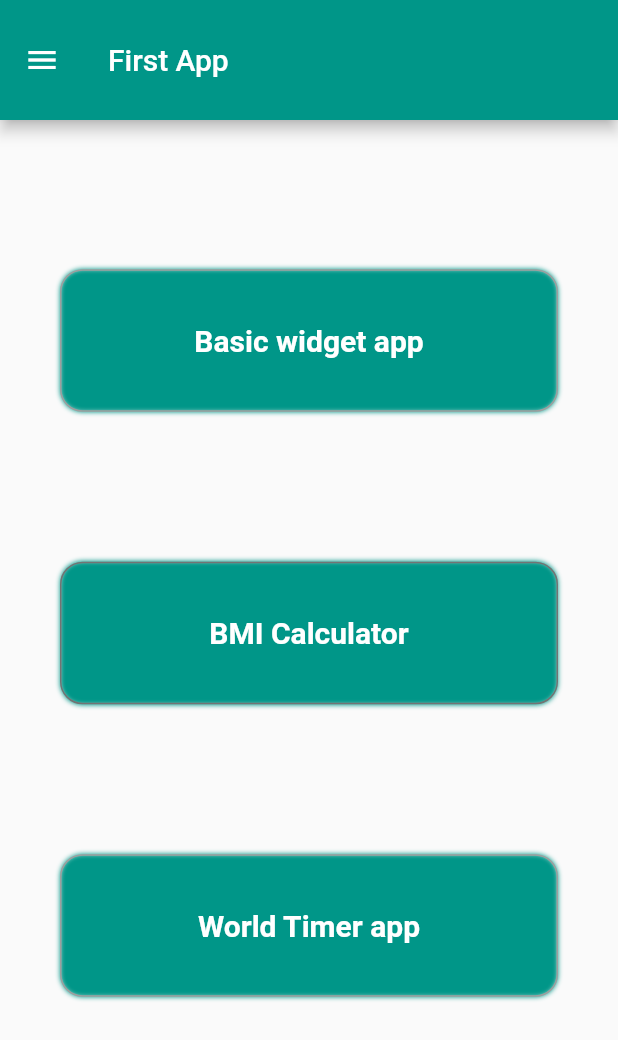
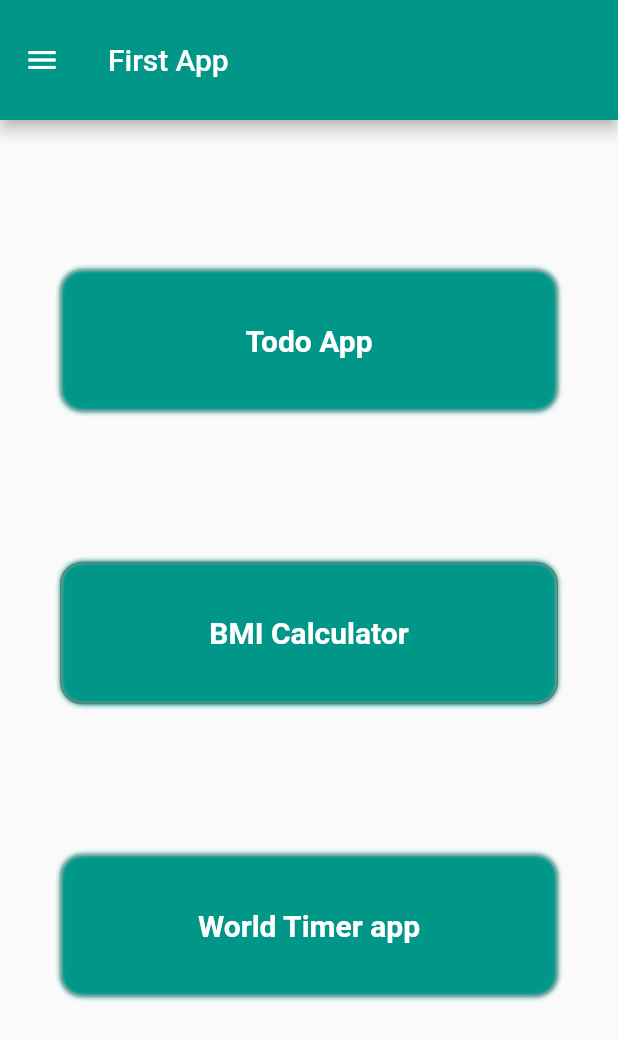
Before and after one commit to aqeelali1/Task, a Flutter app: the screen it shows after launch, after a tap on "Login", on a phone screen of 412 x 824 dp. Shown: the top 1040 px of the screen. Run offline on Flutter 3.47's test engine with Material 2 defaults, Android fonts, the phone set to English and light mode, and no system bars; our stand-ins replace flutter_spinkit; network calls fail.

Commit message:
Add Todo App

```diff
--- a/lib/homepage.dart
+++ b/lib/homepage.dart
@@ -50,7 +50,11 @@ class _HomeState extends State<Home> {
                 mainAxisAlignment: MainAxisAlignment.spaceBetween,
                 crossAxisAlignment: CrossAxisAlignment.stretch,
                 children: [
-                  Container(
+                  GestureDetector(
+                     onTap: (){
+                    Navigator.of(context, rootNavigator: true).pushNamed("/loading");
+                  },
+                    child: Container(
                       padding: const EdgeInsets.all(35),
                       margin: const EdgeInsets.all(20),
                       decoration: BoxDecoration(
@@ -61,12 +65,13 @@ class _HomeState extends State<Home> {
                         ],
                       ),
                       child: const Text(
-                      'Basic widget app',
+                        'Todo App',
                         textAlign: TextAlign.center,
                         style: TextStyle(
                           color: Colors.white,
                           fontWeight: FontWeight.bold,
                           fontSize: 20,
+                        ),
                       ),
                     ),
                   ),
--- a/lib/main.dart
+++ b/lib/main.dart
@@ -1,21 +1,25 @@
 import 'package:flutter/material.dart';
+import 'package:task/ToDoApp/home.dart';
+import 'package:task/ToDoApp/loading.dart';
+
 import 'package:task/homepage.dart';
 import 'package:task/loginPage.dart';
+import 'package:task/password_reset.dart';
+import 'package:task/signup.dart';
 
 void main() {
-  runApp(const MyApp());
+  runApp(MaterialApp(
+    initialRoute: '/loginpage',
+    routes: {
+      '/home': ((context) => todoApp()),
+      '/loading': ((context) => Loading()),
+      '/homepafe': ((context) => Home()),
+      '/loginpage': ((context) => LoginScreen()),
+      '/password_reset': ((context) => PasswordReset()),
+      '/signup': ((context) => Register()),
+    },
+    debugShowCheckedModeBanner: false,
+    title: 'Myapp',
+    theme: ThemeData(primarySwatch: Colors.teal),
+  ));
 }
-
-class MyApp extends StatelessWidget {
-  const MyApp({Key? key}) : super(key: key);
-
-  @override
-  Widget build(BuildContext context) {
-    return MaterialApp(
-      debugShowCheckedModeBanner: false,
-      title: 'Myapp',
-      theme: ThemeData(primarySwatch: Colors.teal),
-      home: LoginScreen(),
-    );
-  }
-}
```
Also changed, not shown: lib/ToDoApp/home.dart (added, +57 -0 lines), lib/ToDoApp/loading.dart (added, +48 -0 lines), pubspec.yaml (+7 -1 lines), pubspec.lock, 3 other files. Lines whose indentation alone changed are shown as unchanged.
